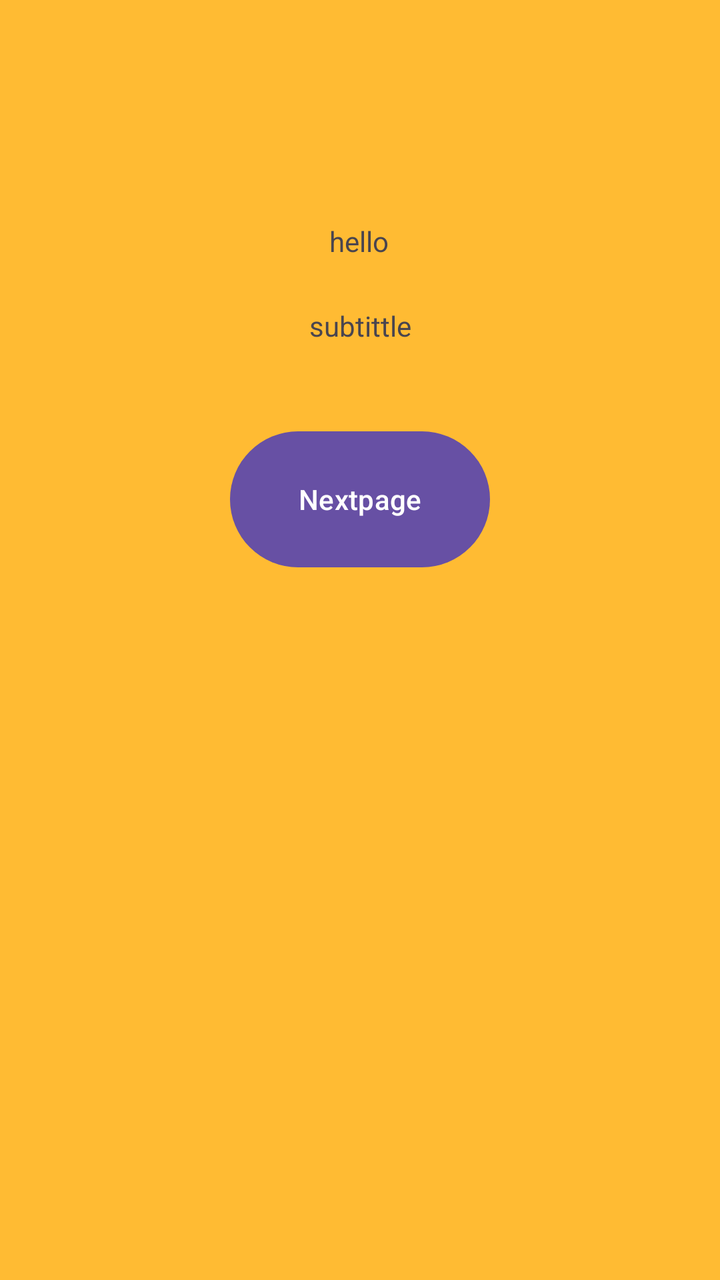
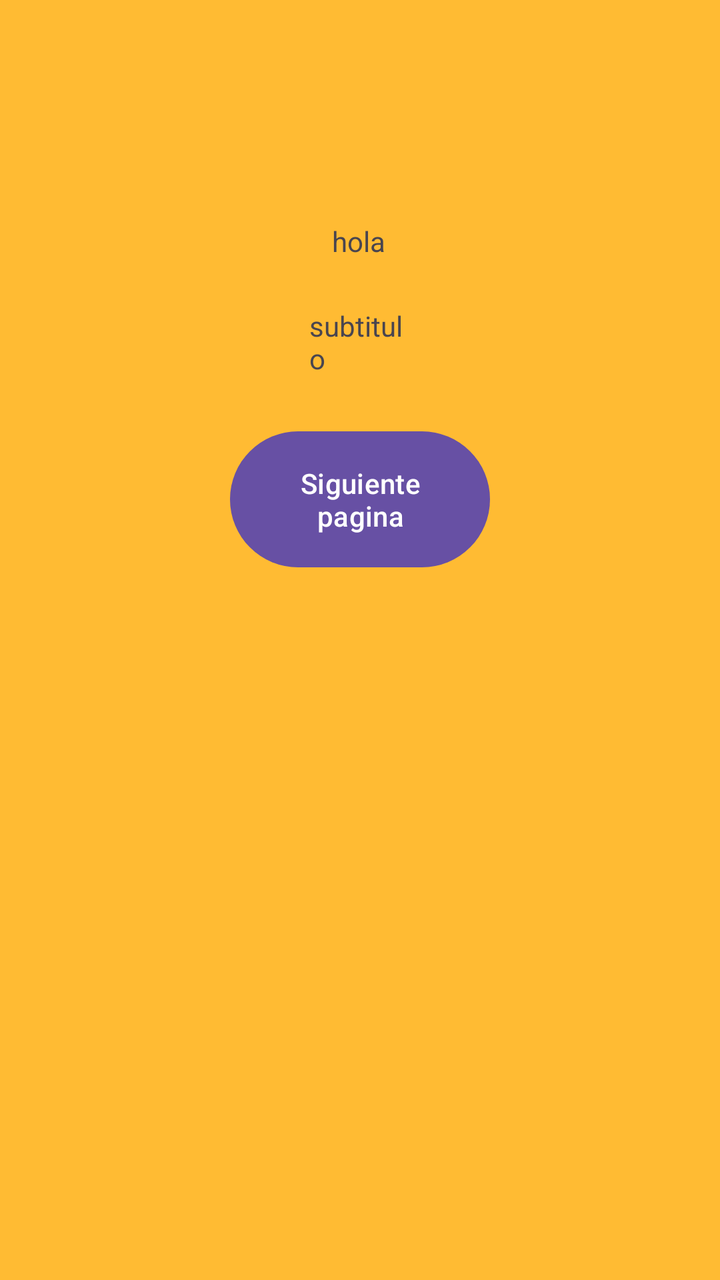

Screens rendered from an Android XML layout before and after an edit, with the pre-edit source and the edit as a unified diff.
<!-- AndroidManifest.xml: application theme Theme.MyApplication -->
<!-- res/layout/activity_main.xml -->
<?xml version="1.0" encoding="utf-8"?>
<androidx.constraintlayout.widget.ConstraintLayout xmlns:android="http://schemas.android.com/apk/res/android"
    xmlns:app="http://schemas.android.com/apk/res-auto"
    xmlns:tools="http://schemas.android.com/tools"
    android:id="@+id/main"
    android:layout_width="match_parent"
    android:layout_height="match_parent"
    android:background="@android:color/holo_orange_light"
    tools:context=".MainActivity">

    <TextView
        android:id="@+id/textView"
        android:layout_width="wrap_content"
        android:layout_height="wrap_content"
        android:forceHasOverlappingRendering="false"
        android:text="hello"
        app:layout_constraintBottom_toBottomOf="parent"
        app:layout_constraintEnd_toEndOf="parent"
        app:layout_constraintHorizontal_bias="0.498"
        app:layout_constraintStart_toStartOf="parent"
        app:layout_constraintTop_toTopOf="parent"
        app:layout_constraintVertical_bias="0.179" />

    <TextView
        android:id="@+id/textView2"
        android:layout_width="51dp"
        android:layout_height="34dp"
        android:text="subtittle"
        app:layout_constraintBottom_toBottomOf="parent"
        app:layout_constraintEnd_toEndOf="parent"
        app:layout_constraintStart_toStartOf="parent"
        app:layout_constraintTop_toTopOf="parent"
        app:layout_constraintVertical_bias="0.253" />

    <Button
        android:id="@+id/button"
        android:layout_width="130dp"
        android:layout_height="76dp"
        android:text="Nextpage"
        app:layout_constraintBottom_toBottomOf="parent"
        app:layout_constraintEnd_toEndOf="parent"
        app:layout_constraintStart_toStartOf="parent"
        app:layout_constraintTop_toBottomOf="@+id/textView2"
        app:layout_constraintVertical_bias="0.065" />

</androidx.constraintlayout.widget.ConstraintLayout>
<!-- resources referenced by this layout -->
<resources>
  <style name="Theme.MyApplication" parent="Base.Theme.MyApplication" />
  <style name="Base.Theme.MyApplication" parent="Theme.Material3.DayNight.NoActionBar">
          
          
      </style>
</resources>

<!-- the commit's change to res/layout/activity_main.xml (unified diff, before → after) -->
@@ -13,7 +13,7 @@
         android:layout_width="wrap_content"
         android:layout_height="wrap_content"
         android:forceHasOverlappingRendering="false"
-        android:text="hello"
+        android:text="hola"
         app:layout_constraintBottom_toBottomOf="parent"
         app:layout_constraintEnd_toEndOf="parent"
         app:layout_constraintHorizontal_bias="0.498"
@@ -25,7 +25,7 @@
         android:id="@+id/textView2"
         android:layout_width="51dp"
         android:layout_height="34dp"
-        android:text="subtittle"
+        android:text="subtitulo"
         app:layout_constraintBottom_toBottomOf="parent"
         app:layout_constraintEnd_toEndOf="parent"
         app:layout_constraintStart_toStartOf="parent"
@@ -36,7 +36,7 @@
         android:id="@+id/button"
         android:layout_width="130dp"
         android:layout_height="76dp"
-        android:text="Nextpage"
+        android:text="Siguiente pagina"
         app:layout_constraintBottom_toBottomOf="parent"
         app:layout_constraintEnd_toEndOf="parent"
         app:layout_constraintStart_toStartOf="parent"
